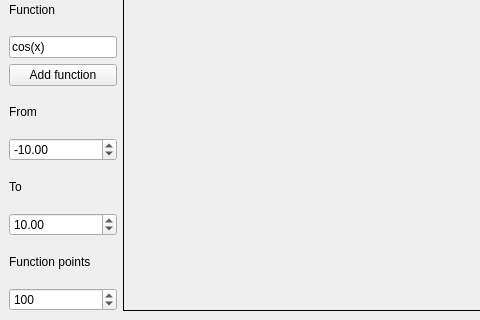
Qweyke/pyside-graph-plotter, file lab_1/gui/mainwindow.ui: the form before one commit; both pictures show x 0 to 480 and y 129 to 449 of the 918 by 449 pixel window.
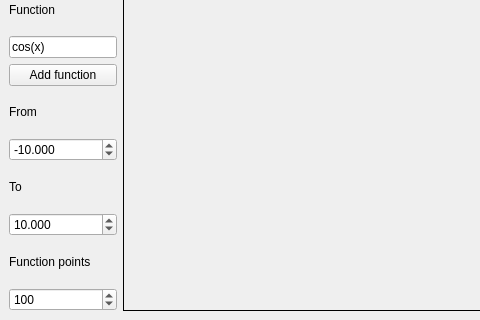
The form after the commit. Icons and pictures are not drawn.

Patch:
```diff
--- a/lab_1/gui/mainwindow.ui
+++ b/lab_1/gui/mainwindow.ui
@@ -111,11 +111,20 @@
       </item>
       <item>
        <widget class="QDoubleSpinBox" name="from_doubleSpinBox">
+        <property name="decimals">
+         <number>3</number>
+        </property>
         <property name="minimum">
-         <double>-9999.989999999999782</double>
+         <double>-10000.000000000000000</double>
         </property>
         <property name="maximum">
-         <double>9999.989999999999782</double>
+         <double>1000.000000000000000</double>
+        </property>
+        <property name="singleStep">
+         <double>0.001000000000000</double>
+        </property>
+        <property name="stepType">
+         <enum>QAbstractSpinBox::StepType::AdaptiveDecimalStepType</enum>
         </property>
         <property name="value">
          <double>-10.000000000000000</double>
@@ -131,11 +140,20 @@
       </item>
       <item>
        <widget class="QDoubleSpinBox" name="to_doubleSpinBox">
+        <property name="decimals">
+         <number>3</number>
+        </property>
         <property name="minimum">
-         <double>-9999.989999999999782</double>
+         <double>-1000.000000000000000</double>
         </property>
         <property name="maximum">
-         <double>9999.989999999999782</double>
+         <double>1000.000000000000000</double>
+        </property>
+        <property name="singleStep">
+         <double>0.001000000000000</double>
+        </property>
+        <property name="stepType">
+         <enum>QAbstractSpinBox::StepType::AdaptiveDecimalStepType</enum>
         </property>
         <property name="value">
          <double>10.000000000000000</double>
```
